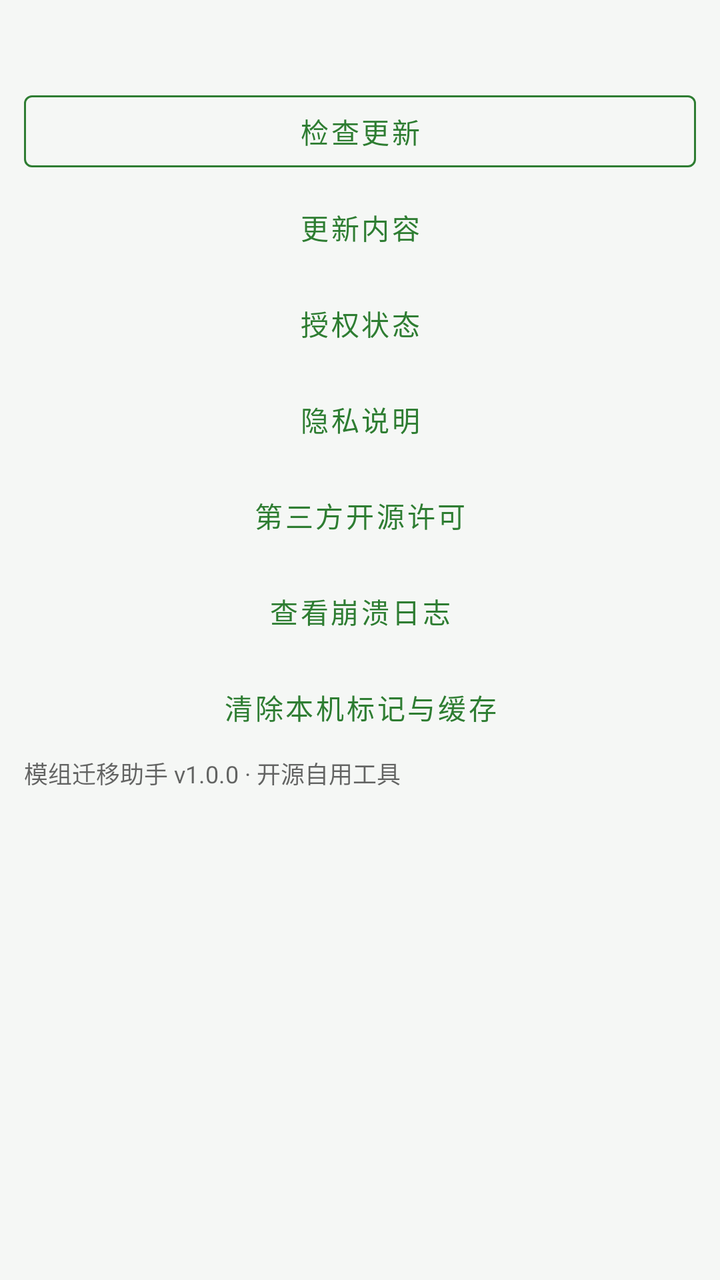
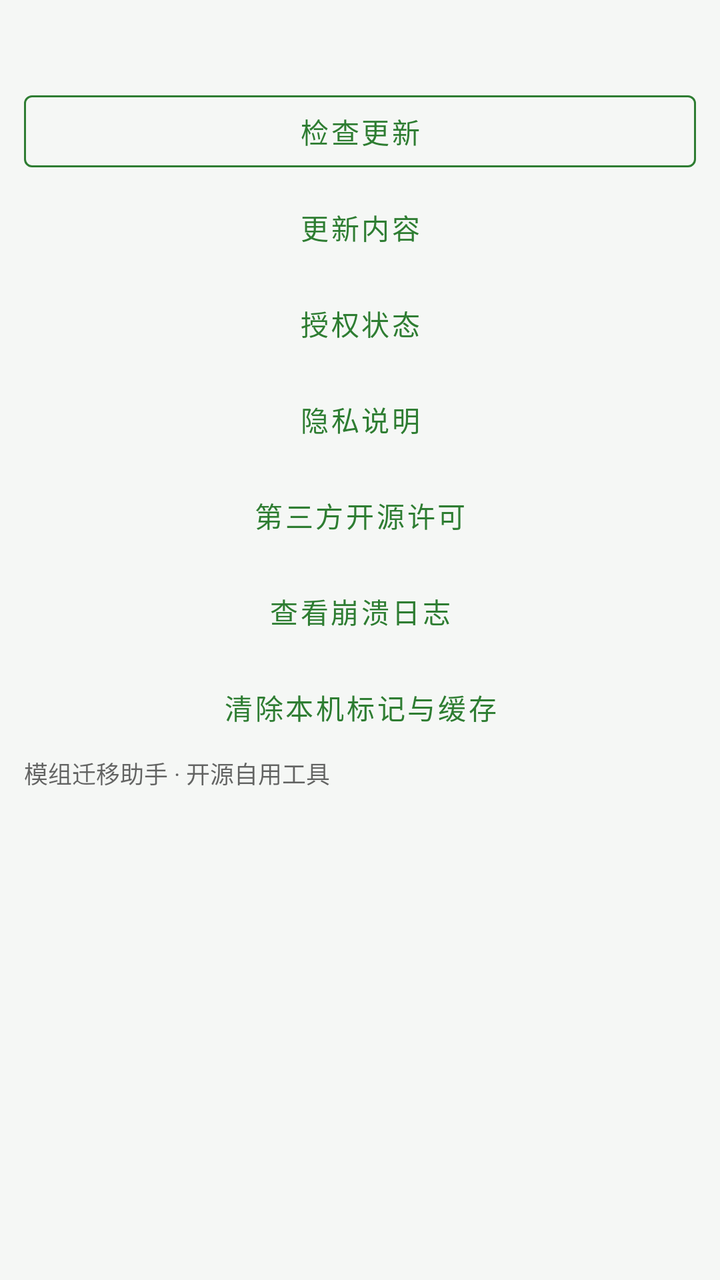

Screens rendered from an Android XML layout before and after an edit, with the pre-edit source and the edit as a unified diff.
<!-- AndroidManifest.xml: application theme Theme.ModMigrator -->
<!-- res/layout/fragment_settings_about.xml -->
<?xml version="1.0" encoding="utf-8"?>
<ScrollView xmlns:android="http://schemas.android.com/apk/res/android"
    android:layout_width="match_parent"
    android:layout_height="match_parent"
    android:padding="12dp">

    <LinearLayout
        android:layout_width="match_parent"
        android:layout_height="wrap_content"
        android:orientation="vertical">

        <TextView
            android:id="@+id/tvVersion"
            android:layout_width="match_parent"
            android:layout_height="wrap_content"
            android:paddingBottom="12dp"
            android:textColor="@color/textSecondary"
            android:textSize="13sp" />

        <Button
            android:id="@+id/btnCheckUpdate"
            style="@style/AppButtonOutlined"
            android:layout_width="match_parent"
            android:layout_height="wrap_content"
            android:text="@string/about_check_update" />

        <Button
            android:id="@+id/btnChangelog"
            style="@style/Widget.MaterialComponents.Button.TextButton"
            android:layout_width="match_parent"
            android:layout_height="wrap_content"
            android:text="@string/about_changelog" />

        <Button
            android:id="@+id/btnPerms"
            style="@style/Widget.MaterialComponents.Button.TextButton"
            android:layout_width="match_parent"
            android:layout_height="wrap_content"
            android:text="@string/about_perms" />

        <Button
            android:id="@+id/btnPrivacy"
            style="@style/Widget.MaterialComponents.Button.TextButton"
            android:layout_width="match_parent"
            android:layout_height="wrap_content"
            android:text="@string/cfg_privacy" />

        <Button
            android:id="@+id/btnLicenses"
            style="@style/Widget.MaterialComponents.Button.TextButton"
            android:layout_width="match_parent"
            android:layout_height="wrap_content"
            android:text="@string/cfg_licenses" />

        <Button
            android:id="@+id/btnCrash"
            style="@style/Widget.MaterialComponents.Button.TextButton"
            android:layout_width="match_parent"
            android:layout_height="wrap_content"
            android:text="@string/cfg_crash_log" />

        <Button
            android:id="@+id/btnClear"
            style="@style/Widget.MaterialComponents.Button.TextButton"
            android:layout_width="match_parent"
            android:layout_height="wrap_content"
            android:text="@string/cfg_clear" />

        <TextView
            android:layout_width="match_parent"
            android:layout_height="wrap_content"
            android:paddingBottom="24dp"
            android:text="@string/about"
            android:textColor="@color/textSecondary"
            android:textSize="12sp" />
    </LinearLayout>
</ScrollView>
<!-- resources referenced by this layout -->
<resources>
  <color name="textSecondary">#99000000</color>
  <string name="about">模组迁移助手 v1.0.0 · 开源自用工具</string>
  <string name="about_changelog">更新内容</string>
  <string name="about_check_update">检查更新</string>
  <string name="about_perms">授权状态</string>
  <string name="cfg_clear">清除本机标记与缓存</string>
  <string name="cfg_crash_log">查看崩溃日志</string>
  <string name="cfg_licenses">第三方开源许可</string>
  <string name="cfg_privacy">隐私说明</string>
  <style name="AppButtonOutlined" parent="Widget.MaterialComponents.Button.OutlinedButton">
          <item name="strokeColor">?attr/colorPrimary</item>
          <item name="android:textColor">?attr/colorPrimary</item>
          <item name="iconTint">?attr/colorPrimary</item>
          <item name="rippleColor">?attr/colorPrimary</item>
      </style>
  <style name="Theme.ModMigrator" parent="Theme.MaterialComponents.DayNight.NoActionBar">
          <item name="colorPrimary">@color/primary</item>
          <item name="colorPrimaryDark">@color/primaryDark</item>
          <item name="colorAccent">@color/accent</item>
          <item name="android:windowBackground">@color/bg</item>
          <item name="android:statusBarColor">@color/primaryDark</item>
          <item name="preferenceTheme">@style/PreferenceThemeOverlay</item>
          
          <item name="materialButtonStyle">@style/AppButton</item>
      </style>
  <color name="primary">#FF2E7D32</color>
  <color name="primaryDark">#FF1B5E20</color>
  <color name="accent">#FF66BB6A</color>
  <color name="bg">#FFF5F7F5</color>
  <style name="AppButton" parent="Widget.MaterialComponents.Button">
          <item name="backgroundTint">?attr/colorPrimary</item>
          <item name="android:textColor">@android:color/white</item>
          <item name="rippleColor">?attr/colorPrimary</item>
      </style>
</resources>

<!-- the commit's change to res/layout/fragment_settings_about.xml (unified diff, before → after) -->
@@ -69,6 +69,7 @@
         <TextView
             android:layout_width="match_parent"
             android:layout_height="wrap_content"
+            android:id="@+id/tvAbout"
             android:paddingBottom="24dp"
             android:text="@string/about"
             android:textColor="@color/textSecondary"
<!-- resource entries referenced after the edit -->
@@ -1,7 +1,7 @@
 <!-- resources referenced by this layout -->
 <resources>
   <color name="textSecondary">#99000000</color>
-  <string name="about">模组迁移助手 v1.0.0 · 开源自用工具</string>
+  <string name="about">模组迁移助手 · 开源自用工具</string>
   <string name="about_changelog">更新内容</string>
   <string name="about_check_update">检查更新</string>
   <string name="about_perms">授权状态</string>
